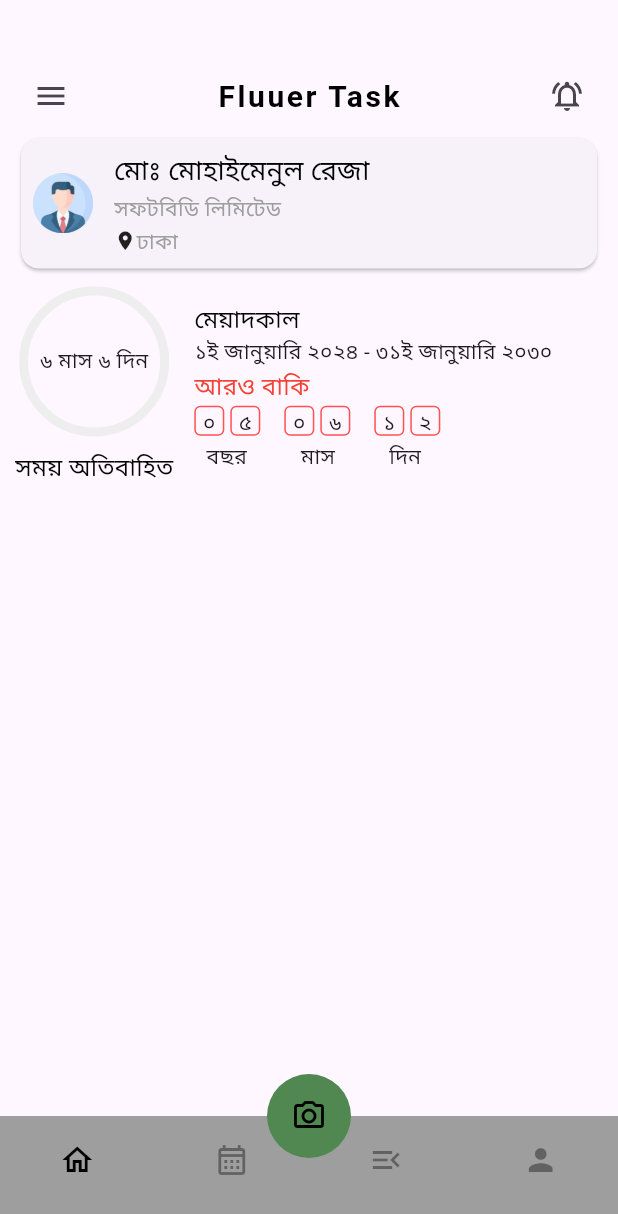
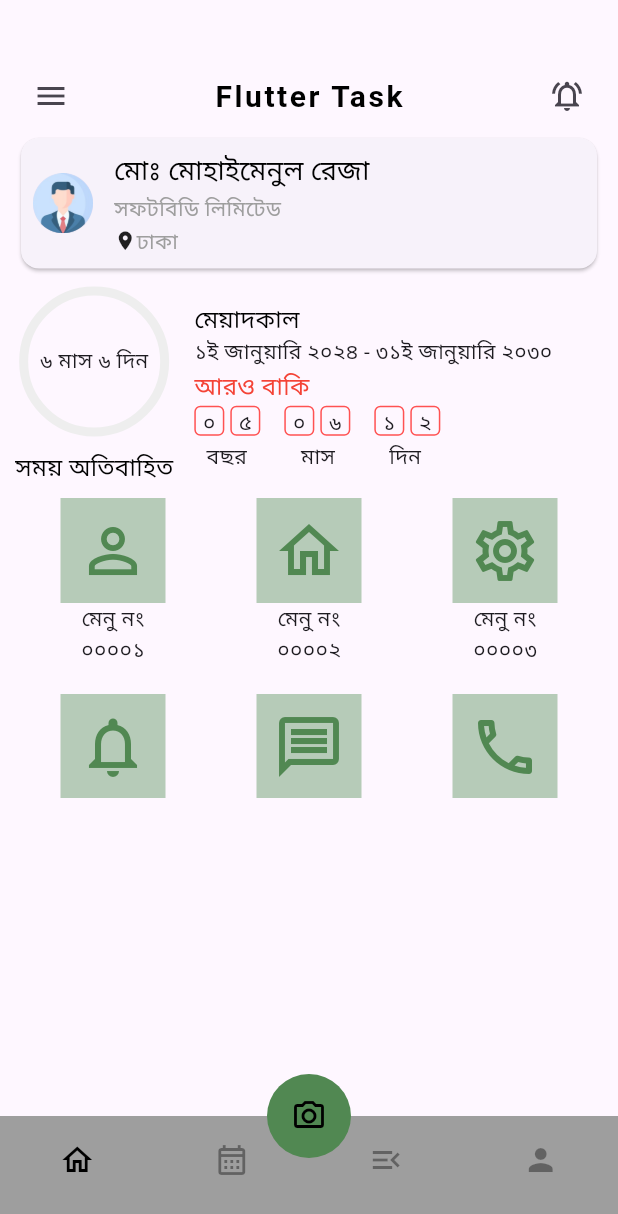
Before and after one commit to zihadsikder/softbd_task_app, a Flutter app: the screen it shows after launch, on a phone screen of 412 x 824 dp. Shown: the top 1214 px of the screen. Run offline on Flutter 3.47's test engine with Material 3 defaults, Android fonts, the light colour scheme and no system bars; our stand-ins replace get.

Commit message:
menu item create with layout builder & create initialbinding

```diff
--- a/lib/app/core/config/app_colors.dart
+++ b/lib/app/core/config/app_colors.dart
@@ -5,4 +5,5 @@ class AppColors {
   static Color buttonColor = const Color(0xff518852);
   static Color textColor = const Color(0xffff9197);
   static Color taskColor = const Color(0xff4c8450);
+  static Color grideViewBgColor = const Color(0xffb6cbb8);
 }
--- /dev/null
+++ b/lib/app/core/config/binding.dart
@@ -0,0 +1,13 @@
+import 'package:get/get.dart';
+import 'package:softbd_task/app/modules/home/controllers/home_controller.dart';
+import 'package:softbd_task/app/modules/main_bottom_nav/controllers/main_bottom_nav_controller.dart';
+import 'package:softbd_task/app/modules/time/controllers/time_controller.dart';
+
+class IntBinding extends Bindings {
+  @override
+  void dependencies () async{
+    Get.lazyPut<HomeController> (()=> HomeController());
+    Get.lazyPut<TimeController> (()=> TimeController());
+    Get.lazyPut<MainBottomNavController> (()=> MainBottomNavController());
+  }
+}
--- a/lib/app/modules/home/controllers/home_controller.dart
+++ b/lib/app/modules/home/controllers/home_controller.dart
@@ -1,23 +1,50 @@
+import 'package:flutter/material.dart';
 import 'package:get/get.dart';
 
 class HomeController extends GetxController {
-  //TODO: Implement HomeController
 
-  final count = 0.obs;
+  // List of menu items with labels and icons
+  final List<Map<String, dynamic>> menuItems = [
+    {
+      'label': 'মেনু নং',
+      'subLabel': '০০০০১',
+      'icon': Icons.person_outline_outlined,
+      'onPressed': () {}
+    },
+    {
+      'label': 'মেনু নং',
+      'subLabel': '০০০০২',
+      'icon': Icons.home_outlined,
+      'onPressed': () {}
+    },
+    {
+      'label': 'মেনু নং',
+      'subLabel': '০০০০৩',
+      'icon': Icons.settings_outlined,
+      'onPressed': () {}
+    },
+    {
+      'label': 'মেনু নং',
+      'subLabel': '০০০০৪',
+      'icon': Icons.notifications_outlined,
+      'onPressed': () {}
+    },
+    {
+      'label': 'মেনু নং',
+      'subLabel': '০০০০৫',
+      'icon': Icons.message_outlined,
+      'onPressed': () {}
+    },
+    {
+      'label': 'মেনু নং',
+      'subLabel': '০০০০৬',
+      'icon': Icons.call_outlined,
+      'onPressed': () {}
+    },
+  ];
+
   @override
   void onInit() {
     super.onInit();
   }
-
-  @override
-  void onReady() {
-    super.onReady();
-  }
-
-  @override
-  void onClose() {
-    super.onClose();
-  }
-
-  void increment() => count.value++;
 }
--- a/lib/app/modules/home/views/home_view.dart
+++ b/lib/app/modules/home/views/home_view.dart
@@ -3,9 +3,10 @@ import 'package:flutter/material.dart';
 import 'package:get/get.dart';
 import 'package:softbd_task/app/core/config/app_text_style.dart';
 import 'package:softbd_task/app/core/constants/app_assets.dart';
-import 'package:softbd_task/app/core/widhets/profile_summary_card.dart';
 import 'package:softbd_task/app/modules/home/views/widgets/date_container.dart';
+import 'package:softbd_task/app/modules/home/views/widgets/menu_card.dart';
 
+import '../../../core/widgets/profile_summary_card.dart';
 import '../controllers/home_controller.dart';
 
 class HomeView extends GetView<HomeController> {
@@ -13,13 +14,16 @@ class HomeView extends GetView<HomeController> {
 
   @override
   Widget build(BuildContext context) {
+    var screenWidth = MediaQuery.of(context).size.width;
     return Scaffold(
-        body: Padding(
+        body: SafeArea(
+          child: Padding(
                 padding: const EdgeInsets.all(10.0),
+          child: SingleChildScrollView(
             child: Column(
             children: [
               const ProfileSummaryCard(
-            text: 'Fluuer Task',
+                text: 'Flutter Task',
               ),
               Card(
                 child: Padding(
@@ -62,7 +66,9 @@ class HomeView extends GetView<HomeController> {
                   ),
                 ),
               ),
-          const SizedBox(height: 8.0,),
+              const SizedBox(
+                height: 8.0,
+              ),
               Row(
                 children: [
                   Column(
@@ -81,7 +87,10 @@ class HomeView extends GetView<HomeController> {
                       const SizedBox(
                         height: 8.0,
                       ),
-                  Text('সময় অতিবাহিত',style: AppTextStyles.normalStyle(),),
+                      Text(
+                        'সময় অতিবাহিত',
+                        style: AppTextStyles.normalStyle(),
+                      ),
                     ],
                   ),
                   const SizedBox(
@@ -105,29 +114,59 @@ class HomeView extends GetView<HomeController> {
                           Row(
                             mainAxisAlignment: MainAxisAlignment.spaceEvenly,
                             children: [
-                          DateContainer(text: '০',),
-                          SizedBox(width: 4.0,),
-                          DateContainer(text: '৫',),
-                          SizedBox(width: 16.0,),
-                          DateContainer(text: '০',),
-                          SizedBox(width: 4.0,),
-                          DateContainer(text: '৬',),
-                          SizedBox(width: 16.0,),
-                          DateContainer(text: '১',),
-                          SizedBox(width: 4.0,),
-                          DateContainer(text: '২',),
+                              DateContainer(
+                                text: '০',
+                              ),
+                              SizedBox(
+                                width: 4.0,
+                              ),
+                              DateContainer(
+                                text: '৫',
+                              ),
+                              SizedBox(
+                                width: 16.0,
+                              ),
+                              DateContainer(
+                                text: '০',
+                              ),
+                              SizedBox(
+                                width: 4.0,
+                              ),
+                              DateContainer(
+                                text: '৬',
+                              ),
+                              SizedBox(
+                                width: 16.0,
+                              ),
+                              DateContainer(
+                                text: '১',
+                              ),
+                              SizedBox(
+                                width: 4.0,
+                              ),
+                              DateContainer(
+                                text: '২',
+                              ),
                             ],
                           ),
-                      SizedBox(height: 4.0,),
+                          SizedBox(
+                            height: 4.0,
+                          ),
                           Row(
                             mainAxisAlignment: MainAxisAlignment.start,
                             crossAxisAlignment: CrossAxisAlignment.center,
                             children: [
-                          SizedBox(width: 8.0,),
+                              SizedBox(
+                                width: 8.0,
+                              ),
                               Text('বছর'),
-                          SizedBox(width: 36.0,),
+                              SizedBox(
+                                width: 36.0,
+                              ),
                               Text('মাস'),
-                          SizedBox(width: 36.0,),
+                              SizedBox(
+                                width: 36.0,
+                              ),
                               Text('দিন'),
                             ],
                           ),
@@ -137,8 +176,37 @@ class HomeView extends GetView<HomeController> {
                   ),
                 ],
               ),
-
+              const SizedBox(
+                height: 8.0,
+              ),
+              LayoutBuilder(
+                builder: (context, constraints) {
+                  int crossAxisCount = screenWidth > 600 ? 6 : 3;
+                  return SizedBox(
+                    height: (screenWidth > 600 ? 1 : 2) * 100.0,
+                    // Adjust this height as needed
+                    child: GridView.builder(
+                      itemCount: 6,
+                      gridDelegate: SliverGridDelegateWithFixedCrossAxisCount(
+                        crossAxisCount: crossAxisCount,
+                        childAspectRatio: 1,
+                      ),
+                      itemBuilder: (context, index) {
+                        final item = controller.menuItems[index];
+                        return MenuCard(
+                          label: item['label'],
+                          subLabel: item['subLabel'],
+                          onPressed: item['onPressed'],
+                          icon: item['icon'],
+                        );
+                      },
+                    ),
+                  );
+                },
+              )
             ],
+                  ),
+          ),
               ),
         ));
   }
--- /dev/null
+++ b/lib/app/modules/home/views/widgets/menu_card.dart
@@ -0,0 +1,42 @@
+import 'package:flutter/material.dart';
+
+import '../../../../core/config/app_colors.dart';
+
+class MenuCard extends StatelessWidget {
+  const MenuCard({
+    super.key,
+    required this.label,
+    required this.subLabel,
+    required this.onPressed,
+    required this.icon,
+  });
+
+  final String label;
+  final String subLabel;
+  final VoidCallback onPressed;
+  final IconData icon;
+
+  @override
+  Widget build(BuildContext context) {
+    return Column(
+      children: [
+        Container(
+            width: 70,
+            height: 70,
+            decoration: BoxDecoration(
+              color: AppColors.grideViewBgColor,
+            ),
+            child: IconButton(
+              onPressed: onPressed,
+              icon: Icon(
+                icon,
+                size: 48,
+                color: AppColors.buttonColor,
+              ),
+            )),
+        Text(label),
+        Text(subLabel),
+      ],
+    );
+  }
+}
--- a/lib/main.dart
+++ b/lib/main.dart
@@ -1,6 +1,7 @@
 import 'package:flutter/material.dart';
 
 import 'package:get/get.dart';
+import 'package:softbd_task/app/core/config/binding.dart';
 import 'package:softbd_task/app/core/constants/theme_data.dart';
 
 import 'app/routes/app_pages.dart';
@@ -12,6 +13,7 @@ void main() {
       debugShowCheckedModeBanner: false,
       theme: AppThemeData.lightThemeData,
       themeMode: ThemeMode.system,
+      initialBinding: IntBinding(),
       initialRoute: AppPages.INITIAL,
       getPages: AppPages.routes,
     ),
```
Also changed, not shown: lib/app/core/widgets/profile_summary_card.dart (renamed from lib/app/core/widhets/profile_summary_card.dart). Lines whose indentation alone changed are shown as unchanged.
